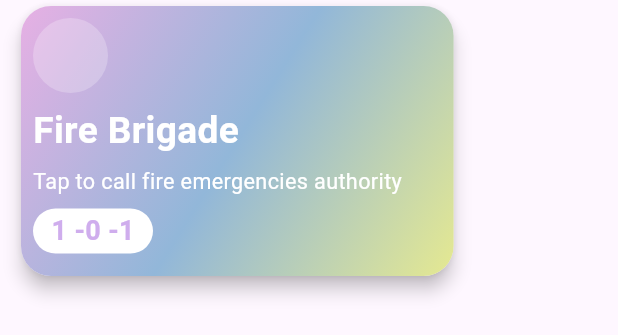
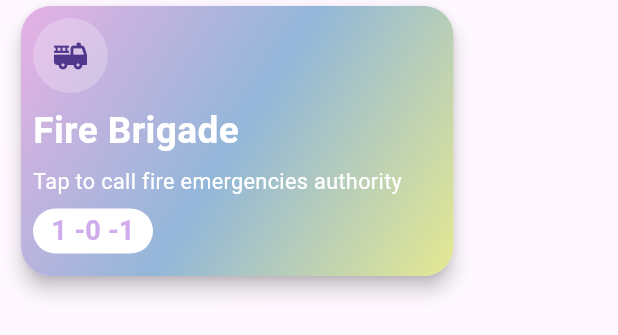
Before and after one commit to suhridp/guardian_eye, a Flutter app: the FireEmergency widget shown alone on an empty page, opened directly, on a phone screen of 412 x 824 dp. Shown: the top 335 px of the screen. Run offline on Flutter 3.47's test engine with Material 3 defaults, Android fonts, the phone set to English and light mode, and no system bars; our stand-ins replace cloud_firestore, firebase_auth, firebase_core, firebase_storage, image_picker; missing offline and left inert: android_intent_plus, device_apps, flutter_phone_direct_caller; accounts and stored records are empty.

Commit message:
fixed some bug

```diff
--- a/lib/Emergencies/AmbulanceEmergency.dart
+++ b/lib/Emergencies/AmbulanceEmergency.dart
@@ -41,10 +41,7 @@ class AmbulanceEmergency extends StatelessWidget {
                     backgroundColor: Colors.white12,
                     radius: 25,
                     child: Center(
-                        // child: ImageAsset(
-                        //   "assets/active.png",
-                        //   height: 35,
-                        // ),
+                      child: Icon(Icons.local_hospital),
                         ),
                   ),
                   Expanded(
--- a/lib/Emergencies/FirebrigadeEmergency.dart
+++ b/lib/Emergencies/FirebrigadeEmergency.dart
@@ -41,11 +41,8 @@ class FireEmergency extends StatelessWidget {
                     backgroundColor: Colors.white24,
                     radius: 25,
                     child: Center(
-                        // child: const ImageAsset(
-                        //   "assets/fire_truck.png",
-                        //   height: 35,
-                        // ),
-                        ),
+                      child: Icon(Icons.fire_truck),
+                    ),
                   ),
                   Expanded(
                     child: Column(
--- a/lib/Emergencies/MetroEmergency.dart
+++ b/lib/Emergencies/MetroEmergency.dart
@@ -42,7 +42,7 @@ class MetroEmergency extends StatelessWidget {
                       radius: 25,
                       child: Center(
                           child: Image.asset(
-                        "assets/metro.png",
+                        "assets/icon/metro.png",
                         height: 35,
                       ))),
                   Expanded(
--- a/lib/Emergencies/PoliceEmergency.dart
+++ b/lib/Emergencies/PoliceEmergency.dart
@@ -45,7 +45,7 @@ class PoliceEmergency extends StatelessWidget {
                       radius: 25,
                       child: Center(
                           child: Image.asset(
-                        "assets/call_center.png",
+                        "assets/icon/policeman.png",
                         height: 35,
                       ))),
                   Expanded(
--- a/lib/Emergencies/WomenDistress.dart
+++ b/lib/Emergencies/WomenDistress.dart
@@ -42,7 +42,7 @@ class WomenDistress extends StatelessWidget {
                       radius: 25,
                       child: Center(
                           child: Image.asset(
-                        "assets/medical.png",
+                        "assets/icon/medical.png",
                         height: 35,
                       ))),
                   Expanded(
--- a/pubspec.yaml
+++ b/pubspec.yaml
@@ -73,6 +73,7 @@ flutter:
     - assets/icon/ola.jpg
     - assets/icon/uber.jpg
     - assets/icon/rapido.jpg
+    - assets/icon/
 
   # To add assets to your application, add an assets section, like this:
   # assets:
```
Also changed, not shown: assets/icon/medical.png (added), assets/icon/metro.png (added), assets/icon/policeman.png (added).
